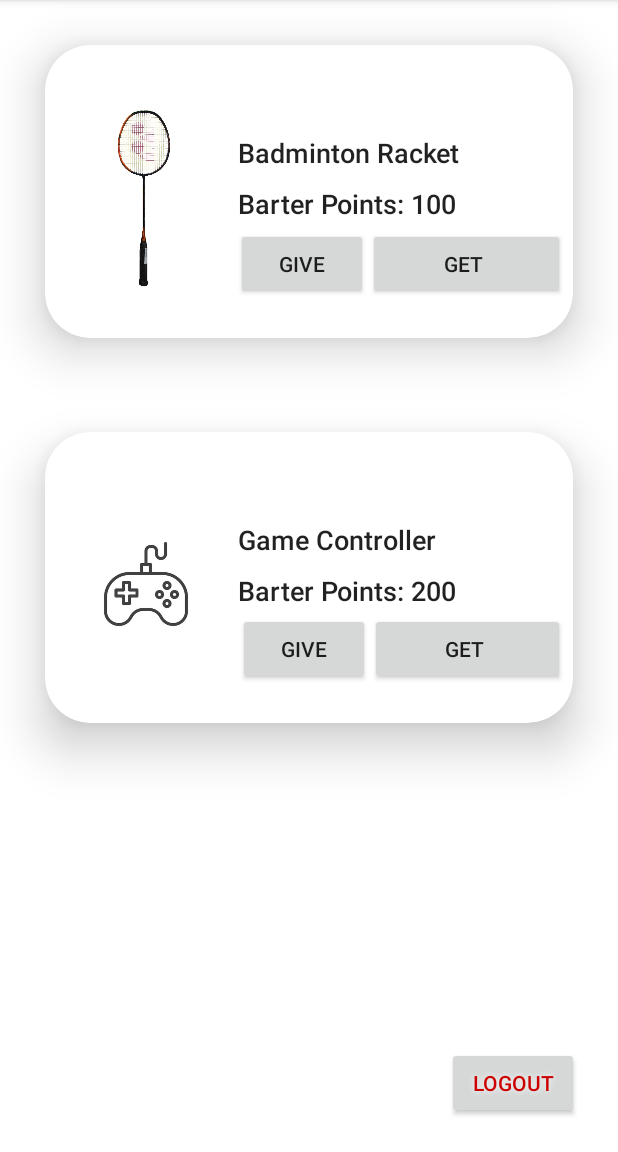
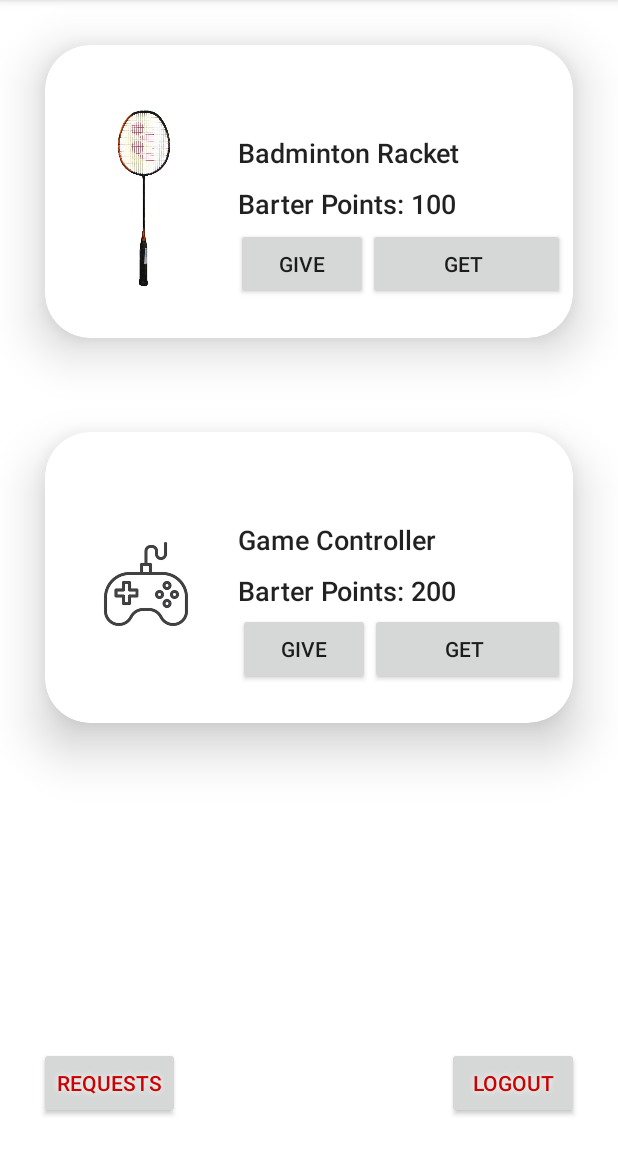
Before and after one commit to koushik9121/Mexchange-2, an Android app: the screen it shows after launch once a user with an empty profile is signed in (MainActivity), on a phone screen of 412 x 824 dp, the part 84-1236 px from its top. Run offline under Robolectric (Android 15) with nearby library versions, the phone set to English and light mode, and no system bars; our stand-ins replace Firebase (no records; nobody signed in at launch, a user with empty details on screens opened directly).

Commit message:
Inko commit

```diff
--- a/app/src/main/AndroidManifest.xml
+++ b/app/src/main/AndroidManifest.xml
@@ -9,7 +9,8 @@
         android:roundIcon="@mipmap/ic_launcher_round"
         android:supportsRtl="true"
         android:theme="@style/AppTheme">
-        <activity android:name=".ContactActivity"></activity>
+        <activity android:name=".RequestsActivity"></activity>
+        <activity android:name=".ContactActivity" />
         <activity android:name=".ShoesGetActivity" />
         <activity android:name=".ShoesGiveActivity" />
         <activity android:name=".BadGetActivity" />
--- a/app/src/main/java/com/example/myapplication/MainActivity.java
+++ b/app/src/main/java/com/example/myapplication/MainActivity.java
@@ -16,6 +16,7 @@ public class MainActivity extends AppCompatActivity {
     Button shoesgive;
     Button shoesget;
     Button logout;
+    Button requests;
     @Override
     protected void onCreate(Bundle savedInstanceState) {
         super.onCreate(savedInstanceState);
@@ -26,6 +27,7 @@ public class MainActivity extends AppCompatActivity {
         shoesgive=findViewById(R.id.shoes_give);
         shoesget=findViewById(R.id.shoes_get);
         logout=findViewById(R.id.logout);
+        requests=findViewById(R.id.all_requests);
         badgive.setOnClickListener(new View.OnClickListener() {
             @Override
             public void onClick(View v) {
@@ -59,5 +61,11 @@ public class MainActivity extends AppCompatActivity {
                 finish();
             }
         });
+        requests.setOnClickListener(new View.OnClickListener() {
+            @Override
+            public void onClick(View v) {
+                startActivity(new Intent(MainActivity.this,RequestsActivity.class));
+            }
+        });
     }
 }
--- a/app/src/main/res/layout/activity_main.xml
+++ b/app/src/main/res/layout/activity_main.xml
@@ -158,6 +158,22 @@
     </androidx.cardview.widget.CardView>
 
     <Button
+        android:layout_width="wrap_content"
+        android:layout_height="wrap_content"
+        android:id="@+id/all_requests"
+        android:layout_alignParentLeft="true"
+        android:layout_alignParentBottom="true"
+        android:layout_marginLeft="26dp"
+        android:layout_marginBottom="22dp"
+        android:shadowColor="#FFFFFF"
+        android:shadowRadius="5"
+        android:text="Requests"
+        android:textColor="@android:color/holo_red_dark"
+        android:textColorHighlight="#913232"
+        android:textColorHint="@color/colorPrimaryDark"
+        android:textColorLink="#DA6D6D"/>
+
+    <Button
         android:id="@+id/logout"
         android:layout_width="wrap_content"
         android:layout_height="wrap_content"
```
Also changed, not shown: app/src/main/java/com/example/myapplication/BadGetActivity.java (+9 -6 lines), app/src/main/java/com/example/myapplication/ContactActivity.java (+40 -3 lines), app/src/main/java/com/example/myapplication/RequestsActivity.java (added, +89 -0 lines), app/src/main/java/com/example/myapplication/ShoesGetActivity.java (+7 -4 lines), app/src/main/res/layout/activity_requests.xml (added, +14 -0 lines).
